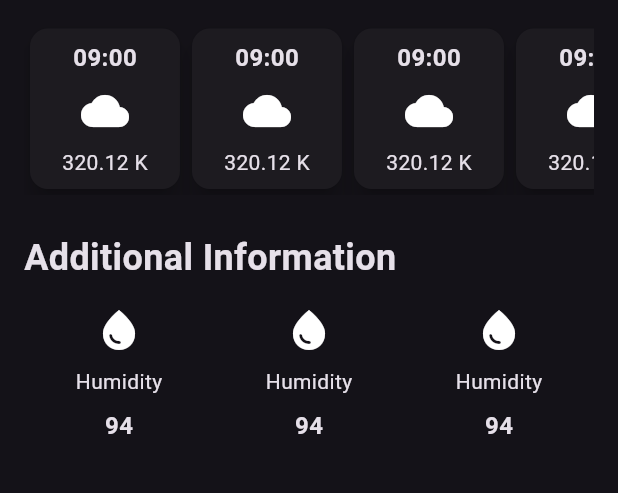
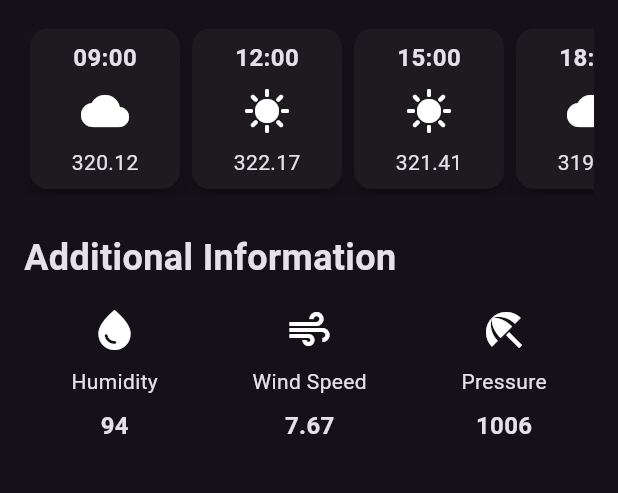
Before and after one commit to aryanbhardwaj24/weather_app, a Flutter app: the screen it shows after launch, on a phone screen of 412 x 824 dp, the part 513-1006 px from its top. Run offline on Flutter 3.47's test engine with Material 3 defaults, Android fonts, the phone set to English and light mode, and no system bars.

Commit message:
pass named arguments to constructor of both the classes

```diff
--- a/lib/additional_info_item.dart
+++ b/lib/additional_info_item.dart
@@ -1,28 +1,35 @@
 import 'package:flutter/material.dart';
 
 class AdditionalInfoItem extends StatelessWidget {
+  final IconData icon;
+  final String label;
+  final String value;
+
   const AdditionalInfoItem({
     super.key,
+    required this.icon,
+    required this.label,
+    required this.value,
   });
 
   @override
   Widget build(BuildContext context) {
-    return const Column(
+    return Column(
       children: [
         Icon(
-          Icons.water_drop,
+          icon,
           size: 32,
         ),
-        SizedBox(
+        const SizedBox(
           height: 8,
         ),
-        Text('Humidity'),
-        SizedBox(
+        Text(label),
+        const SizedBox(
           height: 8,
         ),
         Text(
-          '94',
-          style: TextStyle(
+          value,
+          style: const TextStyle(
             fontSize: 16,
             fontWeight: FontWeight.bold,
           ),
--- a/lib/hourly_forecast_item.dart
+++ b/lib/hourly_forecast_item.dart
@@ -1,7 +1,16 @@
 import 'package:flutter/material.dart';
 
 class HourlyForecastItem extends StatelessWidget {
-  const HourlyForecastItem({super.key});
+  final String timestamp;
+  final IconData icon;
+  final String value;
+
+  const HourlyForecastItem({
+    super.key,
+    required this.timestamp,
+    required this.icon,
+    required this.value,
+  });
 
   @override
   Widget build(BuildContext context) {
@@ -13,27 +22,27 @@ class HourlyForecastItem extends StatelessWidget {
           borderRadius: BorderRadius.circular(12),
         ),
         padding: const EdgeInsets.all(8.0),
-        child: const Column(
+        child: Column(
           children: [
             Text(
-              '09:00',
-              style: TextStyle(
+              timestamp,
+              style: const TextStyle(
                 fontSize: 16,
                 fontWeight: FontWeight.bold,
               ),
             ),
-            SizedBox(
+            const SizedBox(
               height: 8,
             ),
             Icon(
-              Icons.cloud,
+              icon,
               size: 32,
             ),
-            SizedBox(
+            const SizedBox(
               height: 8,
             ),
             Text(
-              '320.12 K',
+              value,
             ),
           ],
         ),
--- a/lib/weather_screen.dart
+++ b/lib/weather_screen.dart
@@ -100,11 +100,31 @@ class WeatherScreen extends StatelessWidget {
               scrollDirection: Axis.horizontal,
               child: Row(
                 children: [
-                  HourlyForecastItem(),
-                  HourlyForecastItem(),
-                  HourlyForecastItem(),
-                  HourlyForecastItem(),
-                  HourlyForecastItem(),
+                  HourlyForecastItem(
+                    timestamp: '09:00',
+                    icon: Icons.cloud,
+                    value: '320.12',
+                  ),
+                  HourlyForecastItem(
+                    timestamp: '12:00',
+                    icon: Icons.sunny,
+                    value: '322.17',
+                  ),
+                  HourlyForecastItem(
+                    timestamp: '15:00',
+                    icon: Icons.sunny,
+                    value: '321.41',
+                  ),
+                  HourlyForecastItem(
+                    timestamp: '18:00',
+                    icon: Icons.cloud,
+                    value: '319.71',
+                  ),
+                  HourlyForecastItem(
+                    timestamp: '21:00',
+                    icon: Icons.cloud,
+                    value: '316.58',
+                  ),
                 ],
               ),
             ),
@@ -129,9 +149,21 @@ class WeatherScreen extends StatelessWidget {
             const Row(
               mainAxisAlignment: MainAxisAlignment.spaceAround,
               children: [
-                AdditionalInfoItem(),
-                AdditionalInfoItem(),
-                AdditionalInfoItem(),
+                AdditionalInfoItem(
+                  icon: Icons.water_drop,
+                  label: 'Humidity',
+                  value: '94',
+                ),
+                AdditionalInfoItem(
+                  icon: Icons.air,
+                  label: 'Wind Speed',
+                  value: '7.67',
+                ),
+                AdditionalInfoItem(
+                  icon: Icons.beach_access,
+                  label: 'Pressure',
+                  value: '1006',
+                ),
               ],
             )
           ],
```
